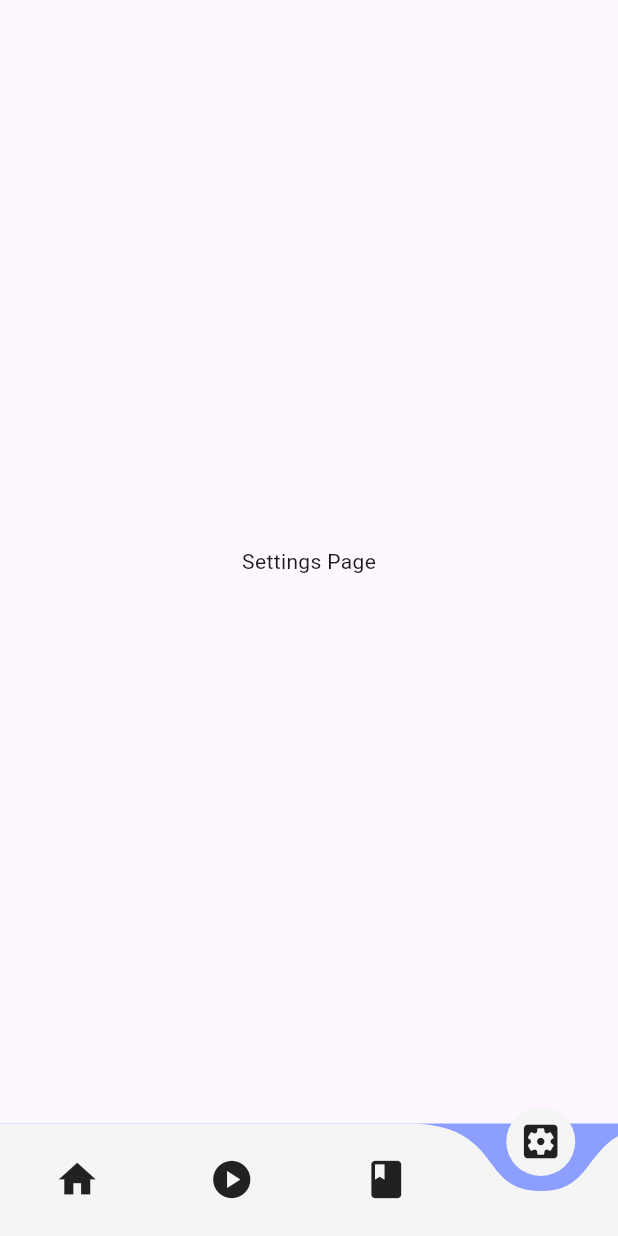
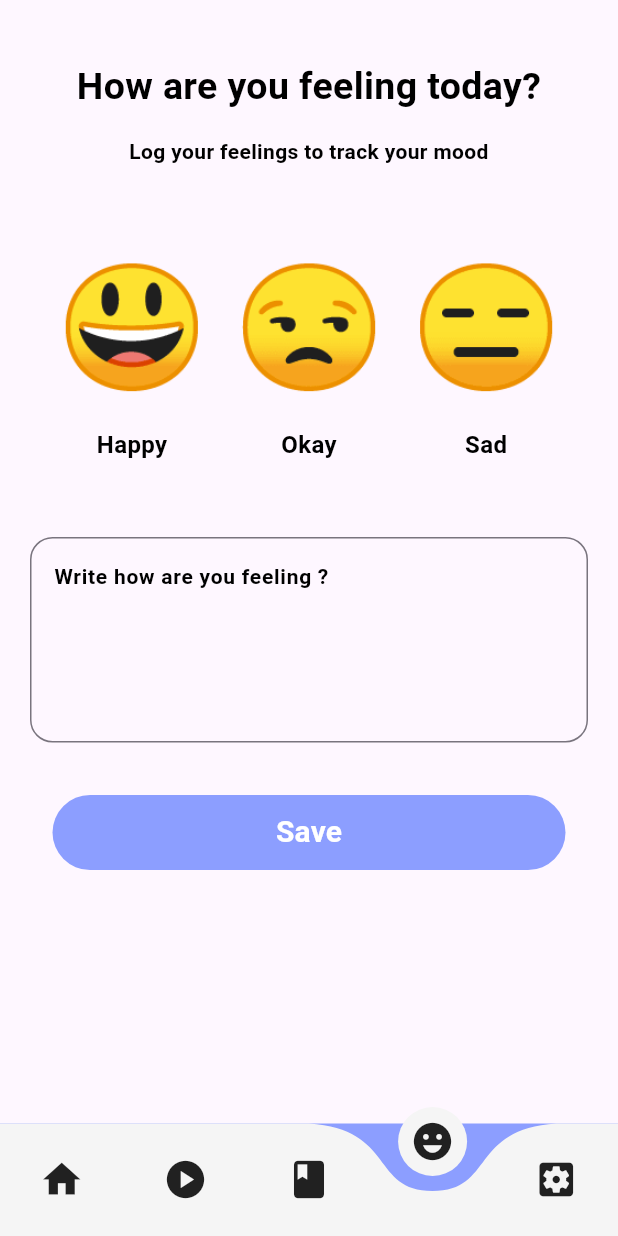
Before and after one commit to ahMEDtameR132/HAWN, a Flutter app: the HomeScreen screen opened directly, item 4 of the bottom bar chosen, on a phone screen of 412 x 824 dp. Run offline on Flutter 3.47's test engine with Material 3 defaults, Android fonts, the phone set to English and light mode, and no system bars; drawn by our look-alikes of curved_navigation_bar.

Commit message:
modify Ahmed

```diff
--- a/HAWN/HAWN/lib/core/constants.dart
+++ b/HAWN/HAWN/lib/core/constants.dart
@@ -7,6 +7,7 @@ class Appconstants {
   static const SizedBox15 = SizedBox(height: 15);
   static const SizedBox20 = SizedBox(height: 20);
   static const SizedBox5w = SizedBox(width: 5);
+  static const SizedBox15w = SizedBox(width: 15);
   static const Divider1 = Divider(color: Colors.black, thickness: 2);
 }
 
--- a/HAWN/HAWN/lib/core/theme/text_styles.dart
+++ b/HAWN/HAWN/lib/core/theme/text_styles.dart
@@ -30,4 +30,16 @@ class AppTextStyles {
 
     color: Color.fromARGB(255, 255, 255, 255),
   );
+  static const TextStyle Text25appblack = TextStyle(
+    fontSize: 25,
+    fontWeight: FontWeight.bold,
+
+    color: Color.fromARGB(255, 0, 0, 0),
+  );
+  static const TextStyle Text16app = TextStyle(
+    fontSize: 16,
+    fontWeight: FontWeight.bold,
+
+    color: Color.fromARGB(255, 0, 0, 0),
+  );
 }
--- a/HAWN/HAWN/lib/features/home/home_content.dart
+++ b/HAWN/HAWN/lib/features/home/home_content.dart
@@ -1,6 +1,7 @@
 import 'package:flutter/material.dart';
 import 'package:hwan/core/constants.dart';
 import 'package:hwan/core/theme/text_styles.dart';
+import 'package:hwan/features/home/widget/articleshome.dart';
 import 'package:hwan/features/home/widget/boxhome.dart';
 import 'package:hwan/features/home/widget/journalhome.dart';
 import 'package:hwan/features/home/widget/uptexthome.dart';
@@ -28,6 +29,16 @@ class HomeContent extends StatelessWidget {
           ),
           Appconstants.SizedBox10,
           const Journalhome(),
+          Appconstants.SizedBox15,
+
+          //Articles
+          Text(
+            "Articles",
+            style: AppTextStyles.Text24app,
+            textAlign: TextAlign.left,
+          ),
+          Appconstants.SizedBox10,
+          Articleshome(),
         ],
       ),
     );
--- a/HAWN/HAWN/lib/features/home/home_screen.dart
+++ b/HAWN/HAWN/lib/features/home/home_screen.dart
@@ -1,7 +1,8 @@
 import 'package:curved_navigation_bar/curved_navigation_bar.dart';
 import 'package:flutter/material.dart';
 import 'package:hwan/core/theme/app_colors.dart';
-import 'home_content.dart'; // استدعاء الملف الثاني
+import 'package:hwan/features/mood/mood_screen.dart';
+import 'home_content.dart'; // الصفحة الرئيسية
 
 class HomeScreen extends StatefulWidget {
   const HomeScreen({super.key});
@@ -15,9 +16,10 @@ class _HomeScreenState extends State<HomeScreen> {
   GlobalKey<CurvedNavigationBarState> bottomNavigationKey = GlobalKey();
 
   final List<Widget> screens = [
-    const HomeContent(),
+    const HomeContent(), // الصفحة الرئيسية
     const Center(child: Text("Play Page")),
     const Center(child: Text("Book Page")),
+    const MoodScreen(),
     const Center(child: Text("Settings Page")),
   ];
 
@@ -33,6 +35,7 @@ class _HomeScreenState extends State<HomeScreen> {
           Icon(Icons.home, size: 30),
           Icon(Icons.play_circle, size: 30),
           Icon(Icons.book, size: 30),
+          Icon(Icons.emoji_emotions, size: 30),
           Icon(Icons.settings_applications, size: 30),
         ],
         onTap: (index) {
--- /dev/null
+++ b/HAWN/HAWN/lib/features/home/widget/articleshome.dart
@@ -0,0 +1,45 @@
+import 'package:flutter/material.dart';
+import 'package:hwan/core/constants.dart';
+import 'package:hwan/core/theme/app_colors.dart';
+import 'package:hwan/core/theme/text_styles.dart';
+
+class Articleshome extends StatelessWidget {
+  const Articleshome({super.key});
+
+  @override
+  Widget build(BuildContext context) {
+    return Padding(
+      padding: const EdgeInsets.all(10.0),
+      child: Container(
+        height: 100,
+        width: 100,
+        decoration: BoxDecoration(
+          color: AppColors.color2,
+          borderRadius: BorderRadius.circular(25),
+          boxShadow: [
+            BoxShadow(
+              color: Colors.black.withOpacity(0.1),
+              blurRadius: 10,
+              offset: Offset(0, 5),
+            ),
+          ],
+        ),
+        child: Padding(
+          padding: const EdgeInsets.all(10.0),
+          child: Row(
+            children: [
+              Icon(Icons.article_outlined, size: 40),
+              Appconstants.SizedBox5w,
+              Text("The art of writing", style: AppTextStyles.Text18app),
+              const Spacer(),
+              IconButton(
+                onPressed: () {},
+                icon: Icon(Icons.arrow_circle_right_outlined, size: 40),
+              ),
+            ],
+          ),
+        ),
+      ),
+    );
+  }
+}
--- /dev/null
+++ b/HAWN/HAWN/lib/features/mood/mood_screen.dart
@@ -0,0 +1,28 @@
+import 'package:flutter/material.dart';
+import 'package:hwan/core/constants.dart';
+import 'package:hwan/core/theme/app_colors.dart';
+import 'package:hwan/core/theme/text_styles.dart';
+import 'package:hwan/features/mood/widget/boxfild_mood.dart';
+import 'package:hwan/features/mood/widget/emoge_modepage.dart';
+import 'package:hwan/features/mood/widget/upmoode_emoge.dart';
+
+class MoodScreen extends StatelessWidget {
+  const MoodScreen({super.key});
+
+  @override
+  Widget build(BuildContext context) {
+    return Scaffold(
+      body: Padding(
+        padding: const EdgeInsets.all(20.0),
+        child: Column(
+          children: [
+            UpmoodeEmoge(),
+            EmogeModepage(),
+            Appconstants.SizedBox50,
+            BoxfildMood(),
+          ],
+        ),
+      ),
+    );
+  }
+}
--- /dev/null
+++ b/HAWN/HAWN/lib/features/mood/widget/boxfild_mood.dart
@@ -0,0 +1,42 @@
+import 'package:flutter/material.dart';
+import 'package:hwan/core/constants.dart';
+import 'package:hwan/core/theme/app_colors.dart';
+import 'package:hwan/core/theme/text_styles.dart';
+
+class BoxfildMood extends StatelessWidget {
+  const BoxfildMood({super.key});
+
+  @override
+  Widget build(BuildContext context) {
+    return Column(
+      children: [
+        TextField(
+          minLines: 5,
+          maxLines: 30,
+          style: AppTextStyles.Text14app,
+          cursorColor: Colors.black,
+          decoration: InputDecoration(
+            border: OutlineInputBorder(borderRadius: BorderRadius.circular(15)),
+            hintText: "Write how are you feeling ?",
+            hintStyle: AppTextStyles.Text14app,
+          ),
+        ),
+        Appconstants.SizedBox20,
+        Padding(
+          padding: const EdgeInsets.all(15.0),
+          child: SizedBox(
+            width: double.infinity,
+            height: 50,
+            child: TextButton(
+              onPressed: () {},
+              style: ButtonStyle(
+                backgroundColor: WidgetStateProperty.all(AppColors.color1),
+              ),
+              child: Text("Save", style: AppTextStyles.Text20app),
+            ),
+          ),
+        ),
+      ],
+    );
+  }
+}
--- /dev/null
+++ b/HAWN/HAWN/lib/features/mood/widget/emoge_modepage.dart
@@ -0,0 +1,19 @@
+import 'package:flutter/material.dart';
+import 'package:hwan/core/constants.dart';
+import 'package:hwan/features/mood/widget/wiggle_emoji.dart';
+
+class EmogeModepage extends StatelessWidget {
+  const EmogeModepage({super.key});
+
+  @override
+  Widget build(BuildContext context) {
+    return Row(
+      mainAxisAlignment: MainAxisAlignment.spaceEvenly,
+      children: const [
+        WiggleFadeEmoji(emoji: Appconstants2.happy, label: "Happy"),
+        WiggleFadeEmoji(emoji: Appconstants2.its_okay, label: "Okay"),
+        WiggleFadeEmoji(emoji: Appconstants2.sad, label: "Sad"),
+      ],
+    );
+  }
+}
--- /dev/null
+++ b/HAWN/HAWN/lib/features/mood/widget/upmoode_emoge.dart
@@ -0,0 +1,29 @@
+import 'package:flutter/material.dart';
+import 'package:hwan/core/constants.dart';
+import 'package:hwan/core/theme/text_styles.dart';
+
+class UpmoodeEmoge extends StatelessWidget {
+  const UpmoodeEmoge({super.key});
+
+  @override
+  Widget build(BuildContext context) {
+    return Column(
+      crossAxisAlignment: CrossAxisAlignment.stretch,
+      children: [
+        Appconstants.SizedBox20,
+        Text(
+          "How are you feeling today?",
+          style: AppTextStyles.Text25appblack,
+          textAlign: TextAlign.center,
+        ),
+        Appconstants.SizedBox15,
+        Text(
+          "Log your feelings to track your mood",
+          textAlign: TextAlign.center,
+          style: AppTextStyles.Text14app,
+        ),
+        Appconstants.SizedBox50,
+      ],
+    );
+  }
+}
--- /dev/null
+++ b/HAWN/HAWN/lib/features/mood/widget/wiggle_emoji.dart
@@ -0,0 +1,73 @@
+import 'package:flutter/material.dart';
+import 'package:hwan/core/theme/text_styles.dart';
+
+class WiggleFadeEmoji extends StatefulWidget {
+  final String emoji;
+  final String label;
+
+  const WiggleFadeEmoji({super.key, required this.emoji, required this.label});
+
+  @override
+  State<WiggleFadeEmoji> createState() => _WiggleFadeEmojiState();
+}
+
+class _WiggleFadeEmojiState extends State<WiggleFadeEmoji>
+    with SingleTickerProviderStateMixin {
+  late AnimationController _controller;
+  late Animation<double> _rotation;
+  late Animation<double> _opacity;
+
+  @override
+  void initState() {
+    super.initState();
+
+    _controller = AnimationController(
+      duration: const Duration(milliseconds: 400),
+      vsync: this,
+    );
+
+    _rotation = TweenSequence([
+      TweenSequenceItem(tween: Tween(begin: 0.0, end: 0.1), weight: 1),
+      TweenSequenceItem(tween: Tween(begin: 0.1, end: -0.1), weight: 2),
+      TweenSequenceItem(tween: Tween(begin: -0.1, end: 0.0), weight: 1),
+    ]).animate(CurvedAnimation(parent: _controller, curve: Curves.easeInOut));
+
+    _opacity = TweenSequence([
+      TweenSequenceItem(tween: Tween(begin: 1.0, end: 0.5), weight: 1),
+      TweenSequenceItem(tween: Tween(begin: 0.5, end: 1.0), weight: 1),
+    ]).animate(CurvedAnimation(parent: _controller, curve: Curves.easeInOut));
+  }
+
+  void _startAnimation() {
+    _controller.forward(from: 0);
+  }
+
+  @override
+  void dispose() {
+    _controller.dispose();
+    super.dispose();
+  }
+
+  @override
+  Widget build(BuildContext context) {
+    return GestureDetector(
+      onTap: _startAnimation,
+      child: AnimatedBuilder(
+        animation: _controller,
+        builder: (context, child) {
+          return Opacity(
+            opacity: _opacity.value,
+            child: Transform.rotate(angle: _rotation.value, child: child),
+          );
+        },
+        child: Column(
+          children: [
+            Text(widget.emoji, style: const TextStyle(fontSize: 80)),
+            const SizedBox(height: 10),
+            Text(widget.label, style: AppTextStyles.Text16app),
+          ],
+        ),
+      ),
+    );
+  }
+}
```
